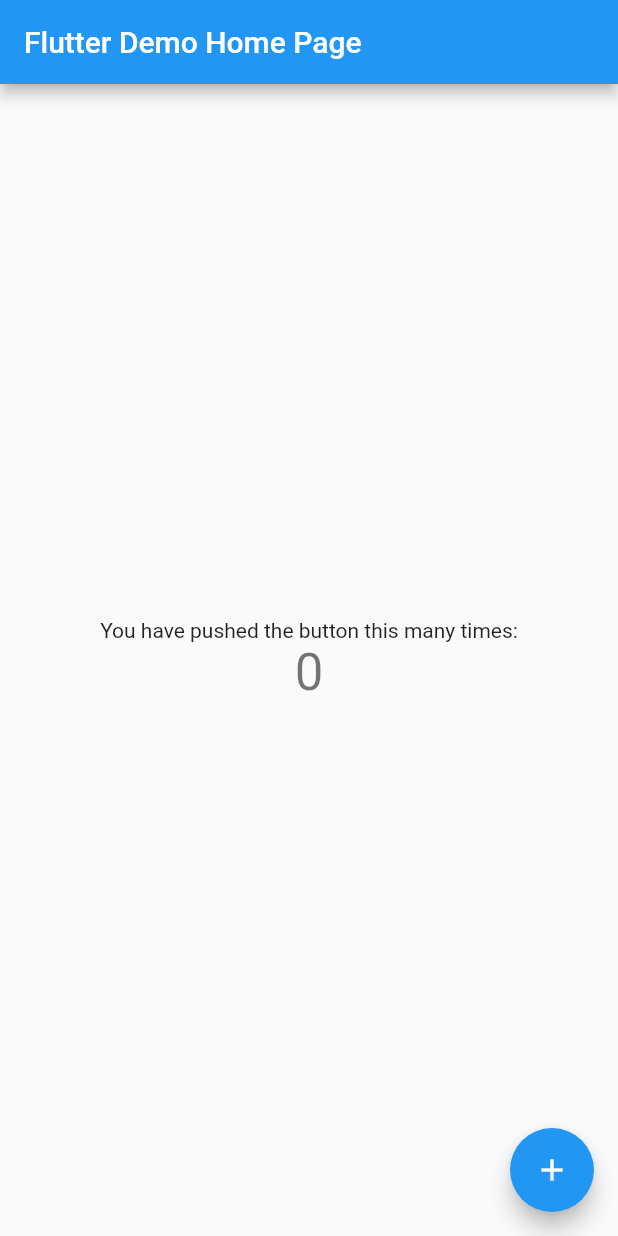
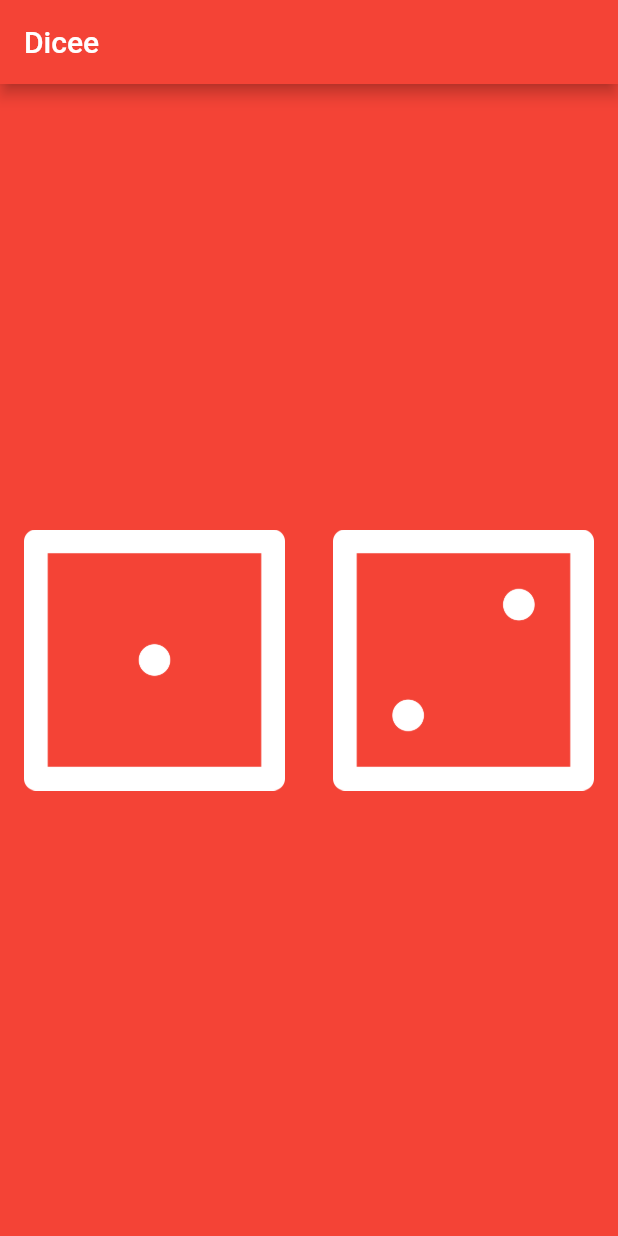
Before and after one commit to 3k1l/jaeyeon_flutter, a Flutter app: the screen it shows after launch, on a phone screen of 412 x 824 dp. Run offline on Flutter 3.47's test engine with Material 2 defaults, Android fonts, the light colour scheme and no system bars.

Commit message:
divide class

```diff
--- /dev/null
+++ b/ch07_Dicee/dicee/lib/dicepage.dart
@@ -0,0 +1,39 @@
+import 'package:flutter/material.dart';
+
+
+class DicePage extends StatelessWidget {
+  @override
+  Widget build(BuildContext context) {
+    return Center(
+      child: Row(
+        children: [
+          Expanded(
+            child: Padding(
+              padding: const EdgeInsets.all(8.0),
+              child: TextButton(
+                onPressed: (){},
+                child: Image(
+                  width: 200,
+                  image: AssetImage('images/dice1.png'),
+                ),
+              ),
+            ),
+          ),
+          Expanded(
+            child: Padding(
+              padding: const EdgeInsets.all(8.0),
+              child: TextButton(
+                onPressed: (){},
+                child: Image(
+                  width: 200,
+                  image: AssetImage('images/dice2.png'),
+                ),
+              ),
+
+            ),
+          )
+        ],
+      ),
+    );
+  }
+}
--- a/ch07_Dicee/dicee/lib/main.dart
+++ b/ch07_Dicee/dicee/lib/main.dart
@@ -1,113 +1,20 @@
 import 'package:flutter/material.dart';
+import 'dicepage.dart';
 
-void main() {
-  runApp(MyApp());
-}
+void main() => runApp(MyApp());
 
 class MyApp extends StatelessWidget {
-  // This widget is the root of your application.
   @override
   Widget build(BuildContext context) {
     return MaterialApp(
-      title: 'Flutter Demo',
-      theme: ThemeData(
-        // This is the theme of your application.
-        //
-        // Try running your application with "flutter run". You'll see the
-        // application has a blue toolbar. Then, without quitting the app, try
-        // changing the primarySwatch below to Colors.green and then invoke
-        // "hot reload" (press "r" in the console where you ran "flutter run",
-        // or simply save your changes to "hot reload" in a Flutter IDE).
-        // Notice that the counter didn't reset back to zero; the application
-        // is not restarted.
-        primarySwatch: Colors.blue,
+      home: Scaffold(
+        backgroundColor: Colors.red,
+        appBar: AppBar(
+          backgroundColor: Colors.red,
+          title: Text("Dicee"),
+        ),
+        body: DicePage(),
       ),
-      home: MyHomePage(title: 'Flutter Demo Home Page'),
     );
   }
 }
-
-class MyHomePage extends StatefulWidget {
-  MyHomePage({Key key, this.title}) : super(key: key);
-
-  // This widget is the home page of your application. It is stateful, meaning
-  // that it has a State object (defined below) that contains fields that affect
-  // how it looks.
-
-  // This class is the configuration for the state. It holds the values (in this
-  // case the title) provided by the parent (in this case the App widget) and
-  // used by the build method of the State. Fields in a Widget subclass are
-  // always marked "final".
-
-  final String title;
-
-  @override
-  _MyHomePageState createState() => _MyHomePageState();
-}
-
-class _MyHomePageState extends State<MyHomePage> {
-  int _counter = 0;
-
-  void _incrementCounter() {
-    setState(() {
-      // This call to setState tells the Flutter framework that something has
-      // changed in this State, which causes it to rerun the build method below
-      // so that the display can reflect the updated values. If we changed
-      // _counter without calling setState(), then the build method would not be
-      // called again, and so nothing would appear to happen.
-      _counter++;
-    });
-  }
-
-  @override
-  Widget build(BuildContext context) {
-    // This method is rerun every time setState is called, for instance as done
-    // by the _incrementCounter method above.
-    //
-    // The Flutter framework has been optimized to make rerunning build methods
-    // fast, so that you can just rebuild anything that needs updating rather
-    // than having to individually change instances of widgets.
-    return Scaffold(
-      appBar: AppBar(
-        // Here we take the value from the MyHomePage object that was created by
-        // the App.build method, and use it to set our appbar title.
-        title: Text(widget.title),
-      ),
-      body: Center(
-        // Center is a layout widget. It takes a single child and positions it
-        // in the middle of the parent.
-        child: Column(
-          // Column is also a layout widget. It takes a list of children and
-          // arranges them vertically. By default, it sizes itself to fit its
-          // children horizontally, and tries to be as tall as its parent.
-          //
-          // Invoke "debug painting" (press "p" in the console, choose the
-          // "Toggle Debug Paint" action from the Flutter Inspector in Android
-          // Studio, or the "Toggle Debug Paint" command in Visual Studio Code)
-          // to see the wireframe for each widget.
-          //
-          // Column has various properties to control how it sizes itself and
-          // how it positions its children. Here we use mainAxisAlignment to
-          // center the children vertically; the main axis here is the vertical
-          // axis because Columns are vertical (the cross axis would be
-          // horizontal).
-          mainAxisAlignment: MainAxisAlignment.center,
-          children: <Widget>[
-            Text(
-              'You have pushed the button this many times:',
-            ),
-            Text(
-              '$_counter',
-              style: Theme.of(context).textTheme.headline4,
-            ),
-          ],
-        ),
-      ),
-      floatingActionButton: FloatingActionButton(
-        onPressed: _incrementCounter,
-        tooltip: 'Increment',
-        child: Icon(Icons.add),
-      ), // This trailing comma makes auto-formatting nicer for build methods.
-    );
-  }
-}
```
Also changed, not shown: ch07_Dicee/dicee/pubspec.yaml (+2 -57 lines), ch07_Dicee/dicee/images/dice1.png (added), ch07_Dicee/dicee/images/dice2.png (added), ch07_Dicee/dicee/images/dice3.png (added), ch07_Dicee/dicee/images/dice4.png (added), ch07_Dicee/dicee/images/dice5.png (added), ch07_Dicee/dicee/images/dice6.png (added).
